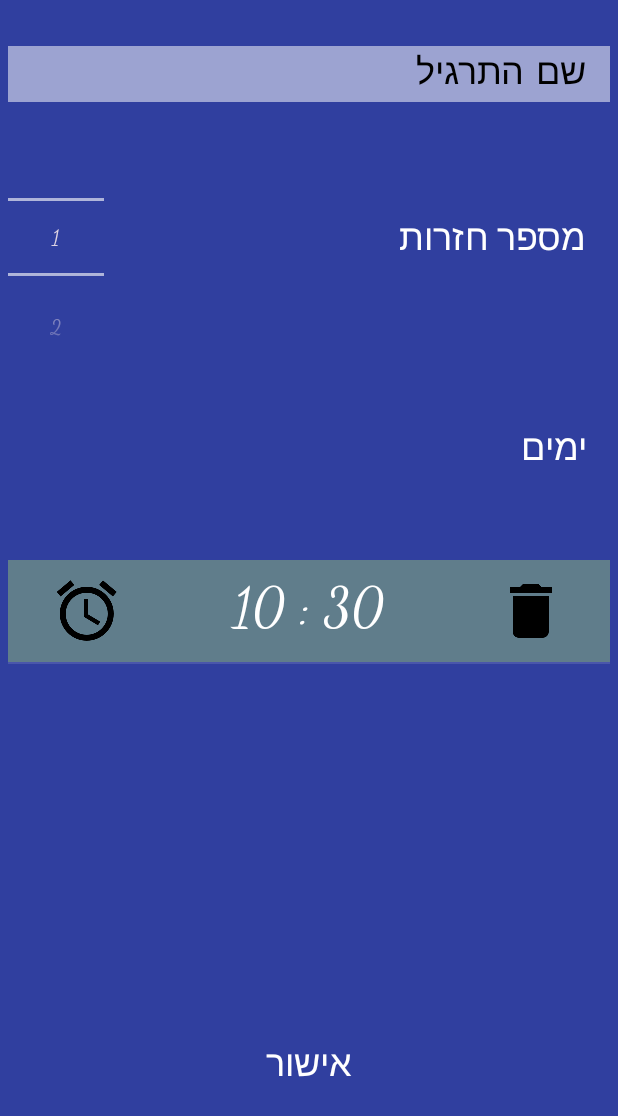
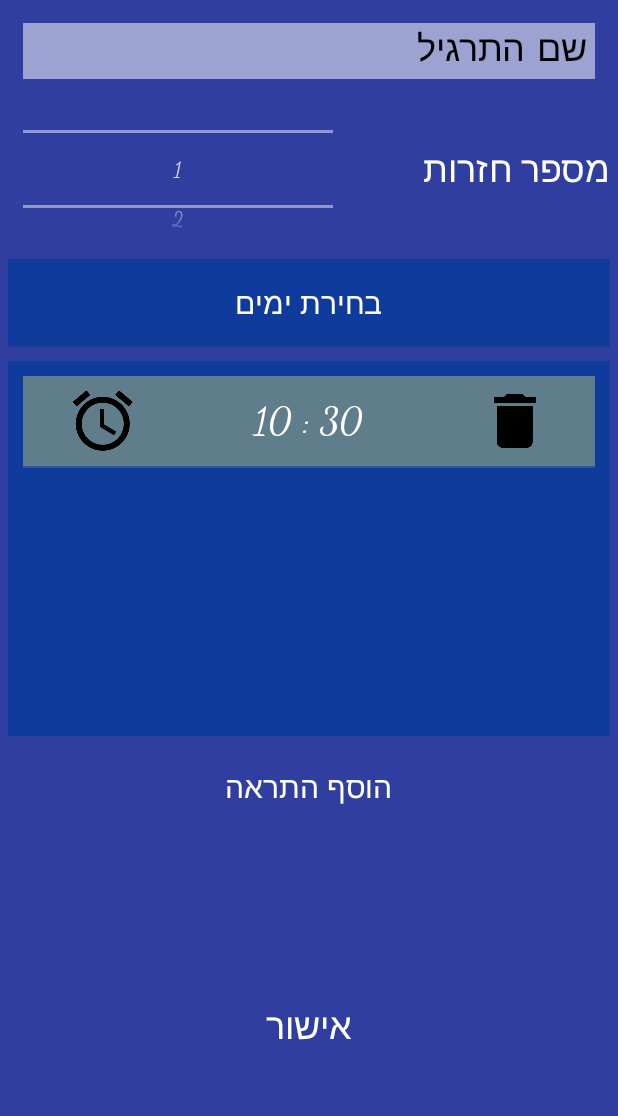
Before and after one commit to edenkes/Medico, an Android app: the VideoData screen opened directly, with no data from a screen before it, on a phone screen of 412 x 824 dp. Shown: the top 1116 px of the screen. Run offline under Robolectric (Android 15) with nearby library versions, the light colour scheme and no system bars.

Commit message:
fixed! some alerts at the same data! **** KNOWN ISSUES **** • upon remove & add alerts there is a problem ! (removing only the last node of the list + when change time of alert, removing it and adding new alert, the time is set to the one we just remove!)
-checked- alerts are working, not showing the right message, but working. need to fix screen after clicking the alert

```diff
--- a/app/src/main/java/bredesh/medico/Camera/TimeAdapter.java
+++ b/app/src/main/java/bredesh/medico/Camera/TimeAdapter.java
@@ -59,21 +59,21 @@ public class TimeAdapter extends BaseAdapter {
             convertView = inflater.inflate(R.layout.time_item, parent, false);
             ViewHolder viewHolder = new ViewHolder();
             final String item = arrayList.get(position);
-
-            setItemsView(convertView, viewHolder, item);
-
             convertView.setTag(viewHolder);
+            setItemsView(convertView, viewHolder, item,position);
         } else convertView.getTag();
 
         return convertView;
     }
 
 
-    private void setItemsView(View convertView, ViewHolder viewHolder, String item) {
+    private void setItemsView(View convertView, final ViewHolder viewHolder, String item, final int position) {
 
         viewHolder.tvTime = (TextView) convertView.findViewById(R.id.tvTime);
         viewHolder.alarm = (ImageButton) convertView.findViewById(R.id.timePick);
         viewHolder.remove = (ImageButton) convertView.findViewById(R.id.remove);
+
+        viewHolder.tvTime.setText(item);
 
         viewHolder.alarm.setOnClickListener(new View.OnClickListener() {
             @Override
@@ -91,7 +91,9 @@ public class TimeAdapter extends BaseAdapter {
                             strSelectedMinute = "0" + selectedMinute;
                         else
                             strSelectedMinute = "" + selectedMinute;
-                    //    t.setText( strSelectedHour + " : " + strSelectedMinute);
+                        String finalTime = strSelectedHour + " : " + strSelectedMinute;
+                         viewHolder.tvTime.setText(finalTime);
+                        arrayList.set(position, finalTime);
                     }
                 }, hour, minute, DateFormat.is24HourFormat(context));//Yes 24 hour time
                 mTimePicker.setTitle("Select Time");
@@ -100,7 +102,14 @@ public class TimeAdapter extends BaseAdapter {
             }
         });
 
-        viewHolder.tvTime.setText(item);
+        viewHolder.remove.setOnClickListener(new View.OnClickListener() {
+            @Override
+            public void onClick(View v) {
+
+                arrayList.remove(position);
+                notifyDataSetChanged();
+            }
+        });
 
     }
 
--- a/app/src/main/java/bredesh/medico/Camera/VideoData.java
+++ b/app/src/main/java/bredesh/medico/Camera/VideoData.java
@@ -8,6 +8,7 @@ import android.support.v7.app.AlertDialog;
 import android.text.format.DateFormat;
 import android.view.View;
 import android.widget.ArrayAdapter;
+import android.widget.BaseAdapter;
 import android.widget.Button;
 import android.widget.EditText;
 import android.widget.ListView;
@@ -23,8 +24,8 @@ import bredesh.medico.R;
 
 public class VideoData extends Activity{
 
-    private Button btChangeFrequency, btConfirm;
-    private EditText etExerciseName, etRepeats;
+    private Button btChangeFrequency, btConfirm, addAlert;
+    private EditText etExerciseName;
     private NumberPicker numberPicker;
     private ListView timeList;
     private TimeAdapter adapter;
@@ -42,27 +43,16 @@ public class VideoData extends Activity{
         super.onCreate(savedInstanceState);
 
         setContentView(R.layout.exercises_data);
-        final Calendar calendar = Calendar.getInstance();
         btChangeFrequency = (Button) findViewById(R.id.btChangeFrequency);
         btConfirm = (Button) findViewById(R.id.btConfirm);
+        addAlert = (Button) findViewById(R.id.btAddAlert);
         etExerciseName = (EditText) findViewById(R.id.etExerciseName);
-        etRepeats = (EditText) findViewById(R.id.etRepeats);
         numberPicker = (NumberPicker) findViewById(R.id.numberPicker);
         timeList = (ListView) findViewById(R.id.listChangeTime);
 
-        int minute =  calendar.get(Calendar.MINUTE);
-        String str_minute;
-        if(minute < 10)
-            str_minute = "0" + minute;
-        else
-            str_minute = "" + minute;
-
-        final String startString = calendar.get(Calendar.HOUR_OF_DAY) + " : " + str_minute;
-
         arrayList = new ArrayList<>();
-        arrayList.add(startString);
+        arrayList.add(makeTimeString());
         adapter = new TimeAdapter(VideoData.this, R.layout.time_item, arrayList);
-
         timeList.setAdapter(adapter);
 
 
@@ -95,7 +85,6 @@ public class VideoData extends Activity{
                             days_to_alert[i] = 0;
                     }
                     String videoUri = getIntent().getStringExtra("RecordedUri");
-//                    int repeats = Integer.parseInt((etRepeats.getText().toString().equals("")) ? "1" : etRepeats.getText().toString());
                     int repeats = numberPicker.getValue();
                     for(int i=0; i<arrayList.size(); i++)
                         db.addAlert(etExerciseName.getText().toString(), arrayList.get(i), repeats ,videoUri, days_to_alert);
@@ -103,6 +92,17 @@ public class VideoData extends Activity{
                 }
                 else Toast.makeText(getApplicationContext(), "The name of the exercise is too long, please shorten it", Toast.LENGTH_SHORT).show();
 
+            }
+        });
+
+
+        // updating the list + adding another alert
+        addAlert.setOnClickListener(new View.OnClickListener() {
+            @Override
+            public void onClick(View v) {
+
+                arrayList.add(makeTimeString());
+                ((BaseAdapter) timeList.getAdapter()).notifyDataSetChanged();
             }
         });
     }
@@ -139,4 +139,21 @@ public class VideoData extends Activity{
                 }).create();
     }
 
+
+    /*
+        return string format of the current time.
+        DO NOT CHANGE THIS FORMAT [database and other checks relying on that!!]
+     */
+    private String makeTimeString()
+    {
+        Calendar cal = Calendar.getInstance();
+        int minute =  cal.get(Calendar.MINUTE);
+        String str_minute;
+        if(minute < 10)
+            str_minute = "0" + minute;
+        else
+            str_minute = "" + minute;
+        return cal.get(Calendar.HOUR_OF_DAY) + " : " + str_minute;
+    }
+
 }
--- a/app/src/main/res/layout/exercises_data.xml
+++ b/app/src/main/res/layout/exercises_data.xml
@@ -1,7 +1,5 @@
 <?xml version="1.0" encoding="utf-8"?>
-<RelativeLayout xmlns:android="http://schemas.android.com/apk/res/android"
-    xmlns:app="http://schemas.android.com/apk/res-auto"
-    xmlns:tools="http://schemas.android.com/tools"
+<LinearLayout xmlns:android="http://schemas.android.com/apk/res/android"
     android:layout_width="match_parent"
     android:layout_height="match_parent"
     android:background="@color/colorPrimaryDark"
@@ -9,107 +7,86 @@
     android:orientation="vertical"
     android:padding="5dp">
 
-    <ListView
-        android:id="@+id/listChangeTime"
+    <EditText
+        android:id="@+id/etExerciseName"
+        android:layout_width="wrap_content"
+        android:layout_height="wrap_content"
+        android:background="@color/colorWhiteTransparent"
+        android:textColor="@color/textColor"
+        android:textColorHint="@color/textColor"
+        android:layout_margin="10sp"
+        android:paddingRight="5sp"
+        android:ems="13"
+        android:maxLines="1"
+        android:fontFamily="casual"
+        android:hint="@string/exercise_name_hint"
+        android:inputType="textCapWords"
+        android:textSize="24sp" />
+
+    <LinearLayout
         android:layout_width="match_parent"
-        android:layout_height="200dp"
-        android:layout_alignParentStart="true"
-        android:layout_below="@+id/btChangeFrequency"
-        android:layout_marginBottom="25dp"
-        android:layout_marginTop="25dp"
-        android:background="@color/transparent" />
+        android:layout_height="wrap_content"
+        android:orientation="horizontal">
+
+        <TextView
+            android:id="@+id/lblRepeats"
+            android:layout_width="wrap_content"
+            android:layout_height="match_parent"
+            android:gravity="center_vertical"
+            android:text="@string/number_of_repeats"
+            android:textColor="@color/colorWhite"
+            android:textSize="24sp" />
+
+        <NumberPicker
+            android:id="@+id/numberPicker"
+            android:layout_width="match_parent"
+            android:layout_marginRight="60sp"
+            android:layout_marginLeft="10sp"
+            android:layout_height="100sp"/>
+
+
+    </LinearLayout>
 
     <Button
         android:id="@+id/btChangeFrequency"
         android:layout_width="match_parent"
-        android:layout_height="100dp"
+        android:layout_height="wrap_content"
+        android:layout_marginTop="10sp"
+        android:padding="15sp"
+        android:background="@color/colorDarkBlue"
+        android:textColor="@color/colorWhite"
+        android:textSize="20sp"
+        android:visibility="visible"
+        android:text="@string/select_days" />
 
-        android:layout_alignParentEnd="true"
-        android:layout_alignParentStart="false"
-        android:layout_below="@+id/numberPicker"
-        android:layout_centerVertical="false"
+    <ListView
+        android:id="@+id/listChangeTime"
+        android:layout_width="match_parent"
+        android:layout_height="250dp"
+        android:layout_marginBottom="10sp"
+        android:layout_marginTop="10sp"
+        android:background="@color/colorDarkBlue"
+        android:padding="10sp" />
+
+
+    <Button
+        android:id="@+id/btAddAlert"
+        android:layout_width="match_parent"
+        android:layout_height="wrap_content"
         android:background="@color/transparent"
-        android:elevation="0dp"
-        android:paddingStart="15dp"
-        android:text="@string/select_days"
-        android:textAlignment="viewStart"
+        android:text="@string/btn_add_alert"
         android:textColor="@color/colorWhite"
-        android:textSize="24sp"
-        tools:text="@string/select_days" />
+        android:textSize="20sp" />
+
 
     <Button
         android:id="@+id/btConfirm"
-        android:layout_width="wrap_content"
-        android:layout_height="wrap_content"
-        android:layout_alignParentBottom="true"
-        android:layout_alignParentEnd="true"
-        android:layout_alignParentStart="true"
-        android:layout_below="@+id/listChangeTime"
+        android:layout_width="match_parent"
+        android:layout_height="match_parent"
+        android:layout_gravity="bottom"
         android:background="@color/transparent"
         android:text="@string/btn_confirm"
         android:textColor="@color/colorWhite"
         android:textSize="24sp" />
 
-    <EditText
-        android:id="@+id/etExerciseName"
-        android:layout_width="wrap_content"
-        android:layout_height="wrap_content"
-        android:layout_alignParentStart="true"
-        android:layout_alignParentTop="true"
-        android:layout_marginTop="25dp"
-        android:background="@color/colorWhiteTransparent"
-        android:ems="13"
-        android:fontFamily="casual"
-        android:hint="@string/extercise_name_hint"
-        android:inputType="textCapWords"
-        android:maxLines="1"
-        android:paddingLeft="20sp"
-        android:paddingStart="16dp"
-        android:textColor="@color/textColor"
-        android:textColorHint="@color/textColor"
-        android:textSize="24sp" />
-
-    <EditText
-        android:id="@+id/etRepeats"
-        android:layout_width="wrap_content"
-        android:layout_height="wrap_content"
-        android:layout_below="@+id/etExerciseName"
-        android:layout_marginTop="15dp"
-        android:background="@color/colorWhiteTransparent"
-        android:ems="13"
-        android:fontFamily="casual"
-        android:hint="Repeats (default 1)"
-        android:inputType="number"
-        android:maxLength="2"
-        android:maxLines="1"
-        android:text="@string/no_of_repititions"
-        android:textColor="@color/textColor"
-        android:textColorHint="@color/textColor"
-        android:textSize="25sp"
-        android:visibility="invisible"
-        tools:text="@string/no_of_repititions" />
-
-    <TextView
-        android:id="@+id/lblRepeats"
-        android:layout_width="wrap_content"
-        android:layout_height="wrap_content"
-        android:layout_alignBottom="@+id/numberPicker"
-        android:layout_alignParentStart="false"
-        android:layout_alignTop="@+id/numberPicker"
-        android:layout_centerVertical="false"
-        android:gravity="center_vertical"
-        android:labelFor="@+id/numberPicker"
-        android:paddingStart="16dp"
-        android:text="@string/no_of_repititions"
-        android:textColor="@color/colorWhite"
-        android:textSize="24sp" />
-
-    <NumberPicker
-        android:id="@+id/numberPicker"
-        android:layout_width="wrap_content"
-        android:layout_height="wrap_content"
-        android:layout_alignEnd="@+id/etExerciseName"
-        android:layout_below="@+id/etExerciseName"
-        android:layout_marginStart="15dp" />
-
-</RelativeLayout>
+</LinearLayout>
--- a/app/src/main/res/layout/time_item.xml
+++ b/app/src/main/res/layout/time_item.xml
@@ -2,16 +2,17 @@
 <LinearLayout xmlns:android="http://schemas.android.com/apk/res/android"
     android:orientation="horizontal"
     android:layout_width="match_parent"
-    android:layout_height="match_parent"
+    android:layout_height="60sp"
     android:layoutDirection="ltr"
     android:padding="10sp"
+    android:layout_marginBottom="15sp"
     android:weightSum="1"
     android:background="@color/colorBlueGrey">
 
     <ImageButton
         android:id="@+id/timePick"
         android:layout_width="wrap_content"
-        android:layout_height="wrap_content"
+        android:layout_height="match_parent"
         android:layout_gravity="end"
         android:layout_weight="0.2"
         android:background="@color/transparent"
@@ -20,20 +21,20 @@
     <TextView
         android:id="@+id/tvTime"
         android:layout_width="wrap_content"
-        android:layout_height="wrap_content"
+        android:layout_height="match_parent"
         android:layout_weight="0.6"
-        android:gravity="center_horizontal"
+        android:gravity="center_horizontal|center_vertical"
         android:text="8 : 00"
         android:textColor="@color/colorWhite"
-        android:textSize="35sp" />
+        android:textSize="25sp" />
 
     <ImageButton
         android:id="@+id/remove"
         android:layout_width="wrap_content"
-        android:layout_height="wrap_content"
+        android:layout_height="match_parent"
+        android:layout_gravity="start"
+        android:layout_weight="0.2"
         android:background="@color/transparent"
-        android:layout_gravity="end"
-        android:layout_weight="0.2"
         android:src="@drawable/ic_delete_black_48dp" />
 
 
--- a/app/src/main/res/values/strings.xml
+++ b/app/src/main/res/values/strings.xml
@@ -6,11 +6,13 @@
     <string name="log_in">Log In</string>
     <string name="enter_password">Enter Password</string>
     <string name="confirm_password">Confirm Password</string>
+
     <string name="button_video">וידאו</string>
     <string name="exercises">Exercises</string>
     <string name="button_camera">תמונה</string>
-    <string name="extercise_name_hint">שם התרגיל</string>
-    <string name="select_days">ימים</string>
-    <string name="no_of_repititions">מספר חזרות</string>
+    <string name="exercise_name_hint">שם התרגיל</string>
+    <string name="select_days">בחירת ימים</string>
+    <string name="number_of_repeats">מספר חזרות</string>
     <string name="btn_confirm">אישור</string>
+    <string name="btn_add_alert">הוסף התראה</string>
 </resources>
```
Also changed, not shown: 1 other file.
